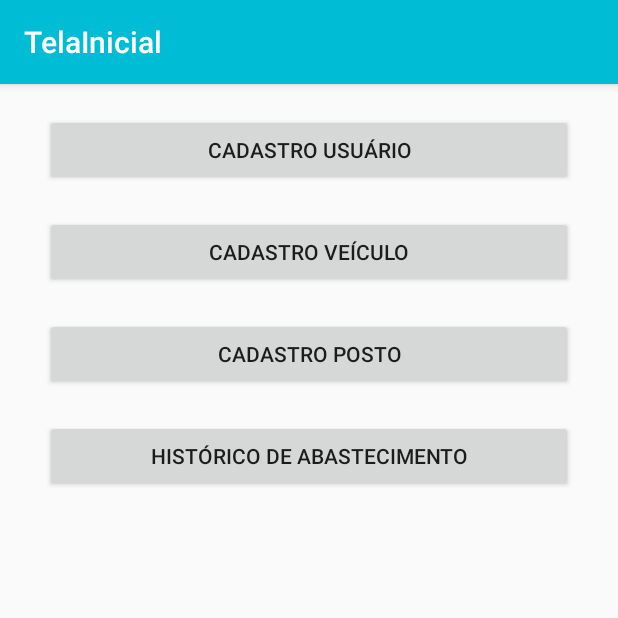
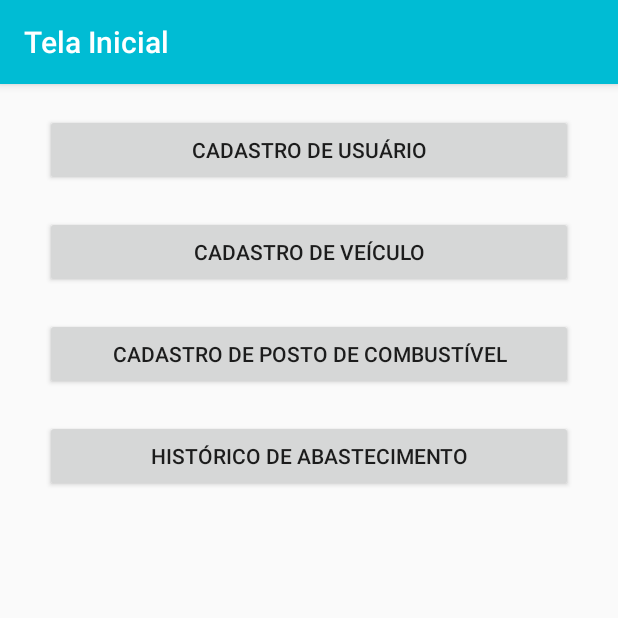
Before and after one commit to nandaBer21/PrototipoTCC, an Android app: the TelaInicial screen opened directly, with no data from a screen before it, on a phone screen of 412 x 824 dp, the top half of it. Run offline under Robolectric (Android 15) with nearby library versions, the phone set to English and light mode, and no system bars.

Commit message:
internacionalização
oi

```diff
--- a/FuelPrice/app/src/main/res/layout/content_cad_historico.xml
+++ b/FuelPrice/app/src/main/res/layout/content_cad_historico.xml
@@ -187,7 +187,7 @@
             android:layout_marginTop="10dp"
             android:layout_marginEnd="20dp"
             android:onClick="toHome"
-            android:text="Tela Inicial" />
+            android:text="@string/title_activity_tela_inicial" />
     </TableRow>
 
 </TableLayout>
--- a/FuelPrice/app/src/main/res/layout/content_cad_posto.xml
+++ b/FuelPrice/app/src/main/res/layout/content_cad_posto.xml
@@ -217,7 +217,7 @@
             android:layout_marginEnd="20dp"
             android:layout_weight="0.5"
             android:onClick="toHome"
-            android:text="Tela Inicial" />
+            android:text="@string/title_activity_tela_inicial" />
 
     </TableRow>
 </TableLayout>
--- a/FuelPrice/app/src/main/res/layout/content_cad_usuario.xml
+++ b/FuelPrice/app/src/main/res/layout/content_cad_usuario.xml
@@ -189,7 +189,7 @@
             android:layout_marginEnd="5dp"
             android:layout_weight="0.5"
             android:onClick="toHome"
-            android:text="Tela Inicial" />
+            android:text="@string/title_activity_tela_inicial" />
 
         <Button
             android:id="@+id/btVeículo"
@@ -200,6 +200,6 @@
             android:layout_marginEnd="20dp"
             android:layout_weight="0.5"
             android:onClick="addVeiculo"
-            android:text="Cadastro Veículo" />
+            android:text="@string/button_cadveiculo" />
     </TableRow>
 </TableLayout>
--- a/FuelPrice/app/src/main/res/layout/content_tela_inicial.xml
+++ b/FuelPrice/app/src/main/res/layout/content_tela_inicial.xml
@@ -21,7 +21,7 @@
             android:layout_marginEnd="30dp"
             android:layout_weight="1"
             android:onClick="addUsuario"
-            android:text="Cadastro Usuário" />
+            android:text="@string/button_cadusuario" />
 
     </TableRow>
 
@@ -38,7 +38,7 @@
             android:layout_marginEnd="30dp"
             android:layout_weight="1"
             android:onClick="addVeiculo"
-            android:text="Cadastro Veículo" />
+            android:text="@string/button_cadveiculo" />
     </TableRow>
 
     <TableRow
@@ -54,7 +54,7 @@
             android:layout_marginEnd="30dp"
             android:layout_weight="1"
             android:onClick="addPosto"
-            android:text="Cadastro Posto" />
+            android:text="@string/button_cadposto" />
 
     </TableRow>
 
@@ -71,7 +71,7 @@
             android:layout_marginEnd="30dp"
             android:layout_weight="1"
             android:onClick="toHistoric"
-            android:text="Histórico de Abastecimento" />
+            android:text="@string/button_cadhistorico" />
     </TableRow>
 
 </TableLayout>
```
Also changed, not shown: FuelPrice/app/src/main/res/layout/content_cad_veiculo.xml (+2 -6 lines), FuelPrice/app/src/main/res/values/strings.xml (+14 -10 lines), 3 other files.
